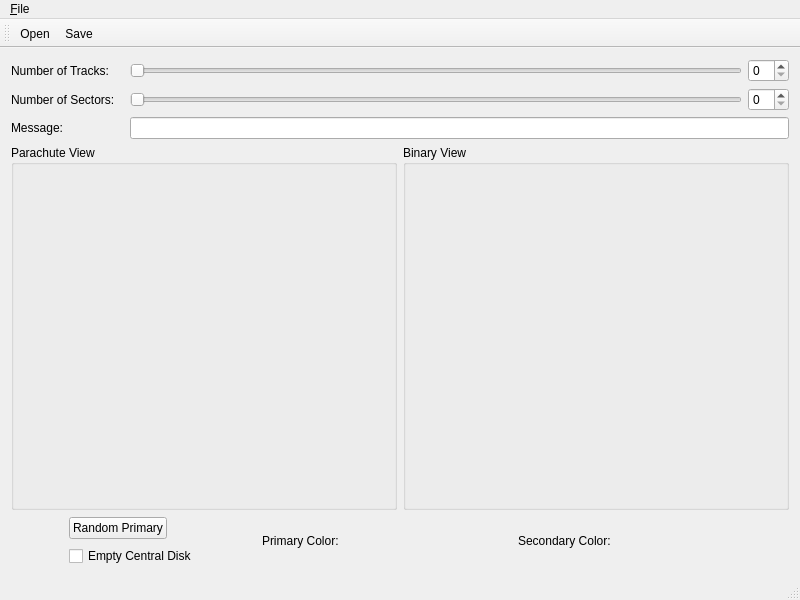
Above: mainwindow.ui from NassimEzz/QT_interface_graphique before the change. Below: the same form after it.
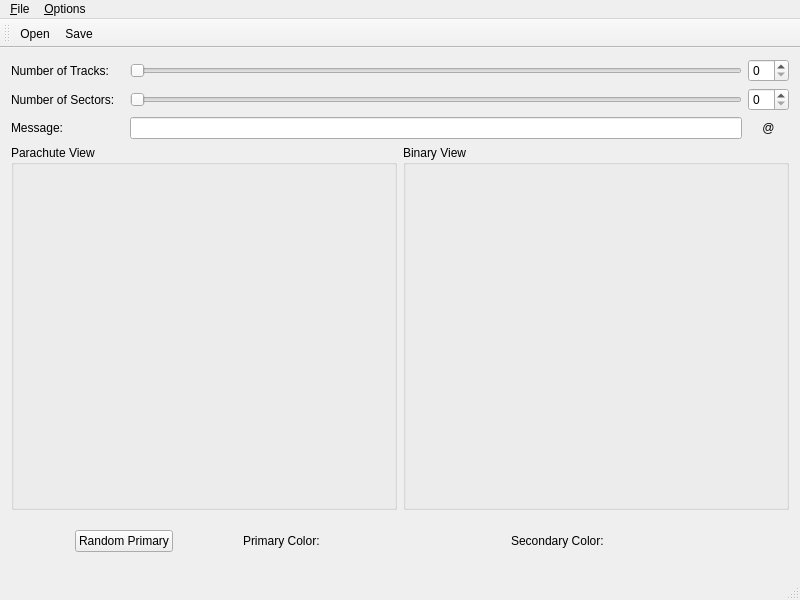
That is the form after the change. Icons and pictures are not drawn. Custom widgets are drawn as their Qt base class.

The edit to the form file:
```diff
--- a/mainwindow.ui
+++ b/mainwindow.ui
@@ -40,9 +40,6 @@
         </property>
        </widget>
       </item>
-      <item row="7" column="2" colspan="2">
-       <widget class="QLineEdit" name="messageText"/>
-      </item>
       <item row="3" column="0">
        <widget class="QLabel" name="sectorSliderLabel">
         <property name="text">
@@ -107,7 +104,7 @@
          <number>0</number>
         </property>
         <item>
-         <layout class="QVBoxLayout" name="verticalLayout" stretch="0,0">
+         <layout class="QVBoxLayout" name="verticalLayout" stretch="0">
           <property name="sizeConstraint">
            <enum>QLayout::SetDefaultConstraint</enum>
           </property>
@@ -124,19 +121,6 @@
             </property>
            </widget>
           </item>
-          <item>
-           <widget class="QCheckBox" name="diskCheckBox">
-            <property name="sizePolicy">
-             <sizepolicy hsizetype="Fixed" vsizetype="Fixed">
-              <horstretch>0</horstretch>
-              <verstretch>0</verstretch>
-             </sizepolicy>
-            </property>
-            <property name="text">
-             <string>Empty Central Disk</string>
-            </property>
-           </widget>
-          </item>
          </layout>
         </item>
         <item>
@@ -208,6 +192,19 @@
         </item>
        </layout>
       </item>
+      <item row="7" column="2">
+       <widget class="QLineEdit" name="messageText"/>
+      </item>
+      <item row="7" column="3">
+       <widget class="QLabel" name="refCharLabel">
+        <property name="text">
+         <string>@</string>
+        </property>
+        <property name="alignment">
+         <set>Qt::AlignCenter</set>
+        </property>
+       </widget>
+      </item>
      </layout>
     </item>
    </layout>
@@ -230,7 +227,18 @@
     <addaction name="separator"/>
     <addaction name="actionQuit"/>
    </widget>
+   <widget class="QMenu" name="menu_Options">
+    <property name="title">
+     <string>&amp;Options</string>
+    </property>
+    <addaction name="actionReference_Character"/>
+    <addaction name="actionEmpty_Central_Circle"/>
+    <addaction name="action7_by_7_mode"/>
+    <addaction name="action10_by_10_mode"/>
+    <addaction name="action7_3_bits"/>
+   </widget>
    <addaction name="menuFile"/>
+   <addaction name="menu_Options"/>
   </widget>
   <widget class="QToolBar" name="mainToolBar">
    <property name="allowedAreas">
```
Left out of the diff: 25 changed lines with no effect on the pictures.
